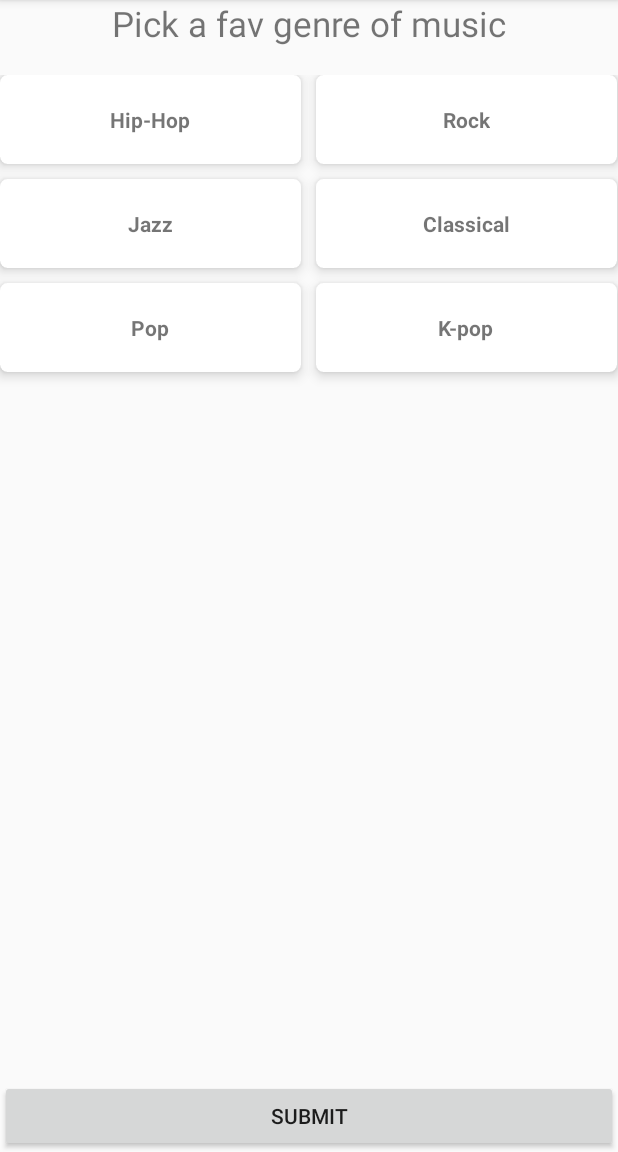
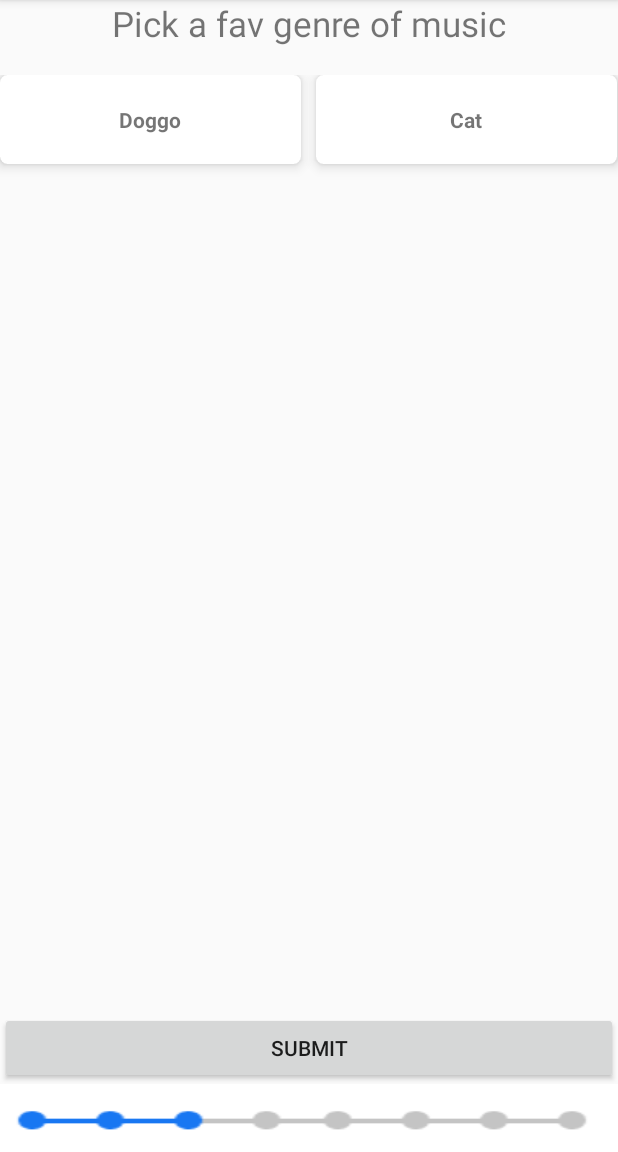
Before and after one commit to AmandaJisoo/BuddyBase, an Android app: the screen it shows after launch (SignUpQuestionsActivity), after a tap on "SUBMIT", on a phone screen of 412 x 824 dp, the part 84-1236 px from its top. Run offline under Robolectric (Android 15) with nearby library versions, the phone set to English and light mode, and no system bars.

Commit message:
the img progress bar messed stuff. Some one good at figma might need to replace the imgs

```diff
--- a/app/src/main/java/com/example/buddybase/ColorBaseAdapter.kt
+++ b/app/src/main/java/com/example/buddybase/ColorBaseAdapter.kt
@@ -32,7 +32,7 @@ class ColorBaseAdapter : BaseAdapter(){
         // Inflate the custom view
         val inflater = parent?.context?.
         getSystemService(Context.LAYOUT_INFLATER_SERVICE) as LayoutInflater
-        val view = inflater.inflate(R.layout.activity_first_question,null)
+        val view = inflater.inflate(R.layout.questions,null)
 
         // Get the custom view widgets reference
         val tvName = view.findViewById<TextView>(R.id.tvName)
--- a/app/src/main/java/com/example/buddybase/SignUpQuestionsActivity.kt
+++ b/app/src/main/java/com/example/buddybase/SignUpQuestionsActivity.kt
@@ -1,8 +1,8 @@
 package com.example.buddybase
 import android.os.Bundle
 import android.util.Log
+import android.view.View
 import android.widget.GridView
-import android.widget.Toast
 import androidx.appcompat.app.AppCompatActivity
 import com.example.buddybase.databinding.ActivitySignupQuestionsBinding
 
@@ -13,12 +13,13 @@ class SignUpQuestionsActivity : AppCompatActivity() {
 
     private lateinit var binding: ActivitySignupQuestionsBinding
     private lateinit var questions: List<String>
+    private lateinit var adapter: ColorBaseAdapter
 
     override fun onCreate(savedInstanceState: Bundle?) {
         super.onCreate(savedInstanceState)
 
         this.binding = ActivitySignupQuestionsBinding.inflate(layoutInflater).apply { setContentView(root) }
-        val adapter = ColorBaseAdapter()
+        adapter = ColorBaseAdapter()
         questions = questions()
         // Set the grid view adapter
         binding.gridView.adapter = adapter
@@ -32,13 +33,17 @@ class SignUpQuestionsActivity : AppCompatActivity() {
 
         //initial first question
         binding.question.text = questions[curQuestionIndex]
+        updateImage()
 
 
 
         binding.questionSubmitBtn.setOnClickListener {
             if (adapter.getCurrentQuestionIndex() < TOTAL_NUM_QUESTIONS) {
+                binding.processBar.setVisibility(View.GONE);
+                adapter.updateQuestionOptions()
                 adapter.moveToNextQuestion()
-                adapter.updateQuestionOptions()
+                updateImage()
+                binding.processBar.setVisibility(View.VISIBLE);
                 Log.i("currentQuestionIndex", adapter.getCurrentQuestionIndex().toString())
 
                 curQuestionIndex = adapter.getCurrentQuestionIndex()
@@ -61,7 +66,21 @@ class SignUpQuestionsActivity : AppCompatActivity() {
         )
     }
 
+    //TODO: correctly get the file. It looks too messed stuff
+    private fun updateImage(){
+        Log.i("updateImage", adapter.getCurrentQuestionIndex().toString())
+        when(adapter.getCurrentQuestionIndex()) {
+            0 -> binding.processBar.setBackgroundResource(R.drawable.process2)
+            1 -> binding.processBar.setBackgroundResource(R.drawable.process3)
+            2 -> binding.processBar.setBackgroundResource(R.drawable.process4)
+            3 ->  binding.processBar.setBackgroundResource(R.drawable.process6)
+
+        }
+    }
+
     companion object {
         private const val TOTAL_NUM_QUESTIONS = 4
     }
+
+
 }
--- a/app/src/main/res/layout/activity_log_in.xml
+++ b/app/src/main/res/layout/activity_log_in.xml
@@ -64,4 +64,5 @@
 
 
 
+
 </RelativeLayout>
--- a/app/src/main/res/layout/activity_signup_questions.xml
+++ b/app/src/main/res/layout/activity_signup_questions.xml
@@ -39,11 +39,25 @@
             android:id="@+id/questionSubmitBtn"
             android:layout_width="fill_parent"
             android:layout_height="wrap_content"
-            app:layout_constraintBottom_toBottomOf="parent"
             app:layout_constraintEnd_toEndOf="parent"
             app:layout_constraintLeft_toLeftOf="parent"
             app:layout_constraintRight_toRightOf="parent"
-            android:text="@string/submit" />
+            app:layout_constraintTop_toBottomOf="@id/gridView"
+            android:text="@string/submit"
+            tools:ignore="NotSibling" />
+
+
+        <ImageButton
+            android:id="@+id/processBar"
+            android:layout_width="fill_parent"
+            android:layout_height="wrap_content"
+            android:background="@android:color/transparent"
+            android:scaleType="fitCenter"
+            app:layout_constraintDimensionRatio="1:1"
+            app:layout_constraintTop_toBottomOf="@id/questionSubmitBtn"
+            app:layout_constraintLeft_toLeftOf="parent"
+            app:layout_constraintRight_toRightOf="parent" />
+<!--            app:layout_constraintBottom_toBottomOf="parent" -->
 
     </androidx.constraintlayout.widget.ConstraintLayout>
 
```
Also changed, not shown: app/src/main/res/drawable-v24/process2.png (added), app/src/main/res/drawable-v24/process3.png (added), app/src/main/res/drawable-v24/process4.png (added), app/src/main/res/drawable-v24/process5.png (added), app/src/main/res/drawable-v24/process6.png (added), app/src/main/res/layout/questions.xml (renamed from app/src/main/res/layout/activity_first_question.xml).
